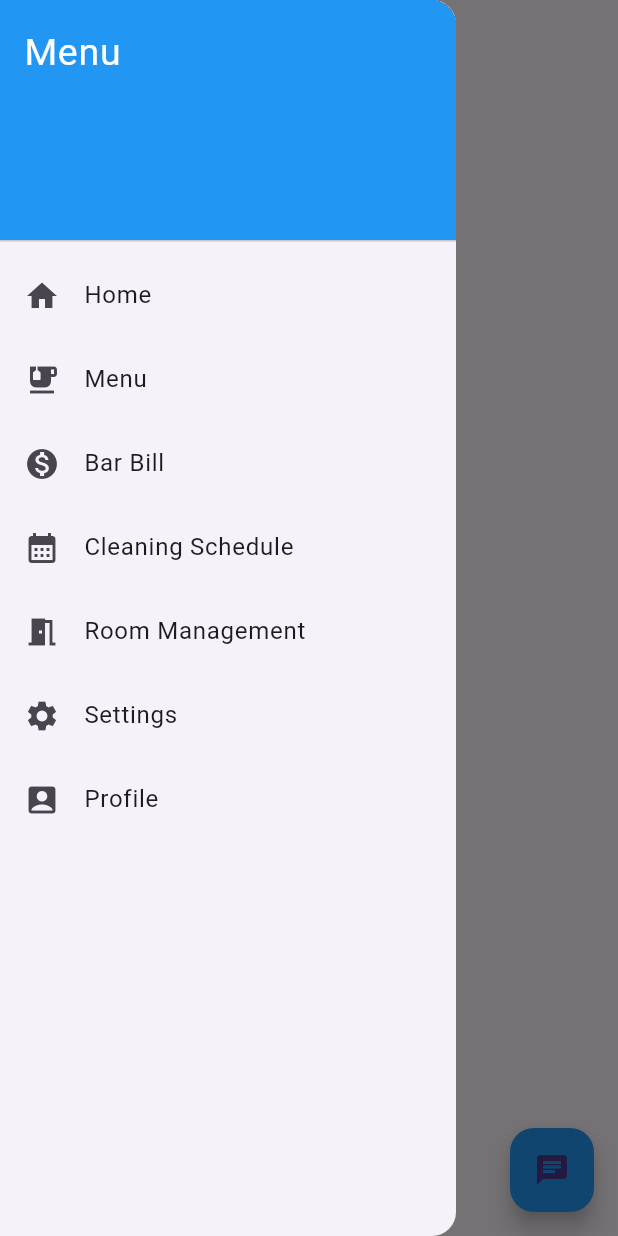
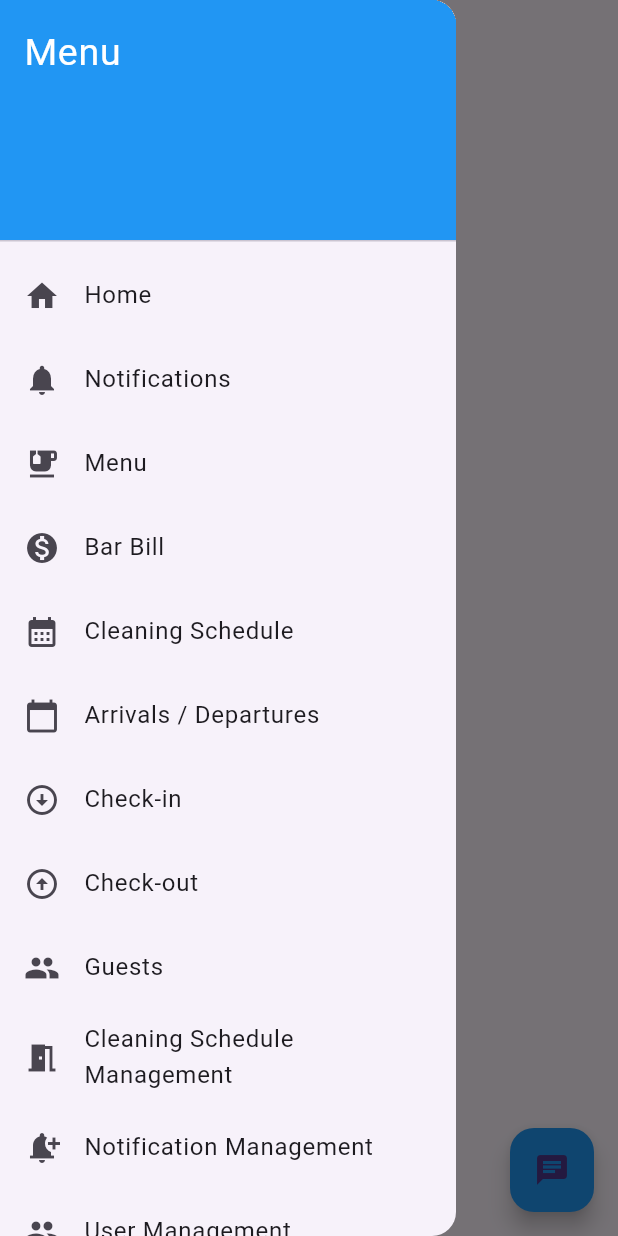
Before and after one commit to Langerais/capstone-pms, a Flutter app: the screen it shows after launch, with the side drawer open, on a phone screen of 412 x 824 dp. Run offline on Flutter 3.47's test engine with Material 3 defaults, Android fonts, the phone set to English and light mode, and no system bars.

Commit message:
Added Arrivals/Departures - Color Marking - Change of Guests; Also added dummy database for now; TODO: Arrows for changing week; Date header; Center by week and no from today; Alligment

```diff
--- a/lib/drawer_menu.dart
+++ b/lib/drawer_menu.dart
@@ -8,8 +8,29 @@ enum UserGroup {
   Bar
 }
 
+class CustomAppBar extends StatelessWidget {
+  final UserGroup userGroup;
 
-List<Widget> getDrawerItems(UserGroup userGroup) {
+  CustomAppBar({required this.userGroup});
+
+  @override
+  Widget build(BuildContext context) {
+    return AppBar(
+      title: Text('Hotel PMS'),
+      actions: [
+        IconButton(
+          icon: Icon(Icons.menu),
+          onPressed: () {
+            // Open the drawer
+            Scaffold.of(context).openDrawer();
+          },
+        ),
+      ],
+    );
+  }
+}
+
+List<Widget> getDrawerItems(UserGroup userGroup, BuildContext context) {
   List<Widget> drawerItems = [
     DrawerHeader(
       child: Text('Menu', style: TextStyle(color: Colors.white, fontSize: 25)),
@@ -19,7 +40,8 @@ List<Widget> getDrawerItems(UserGroup userGroup) {
     ),
   ];
 
-  // Common menu item for all users
+  /////////////////////// Common menu items Top /////////////////////////////////////////////
+  // Home menu item
   drawerItems.add(
     ListTile(
       leading: Icon(Icons.home),
@@ -30,7 +52,20 @@ List<Widget> getDrawerItems(UserGroup userGroup) {
     ),
   );
 
-  if (userGroup == UserGroup.Bar || userGroup == UserGroup.Admin){
+  // Notifications menu item
+  drawerItems.add(
+    ListTile(
+      leading: Icon(Icons.notifications),
+      title: Text('Notifications'),
+      onTap: () {
+        // Navigate to Notifications
+      },
+    ),
+  );
+
+  /////////////////////// Bar-specific menu items /////////////////////////////////////////////
+
+  if (userGroup == UserGroup.Bar || userGroup == UserGroup.Admin || userGroup == UserGroup.Manager){
     drawerItems.add(
       ListTile(
         leading: Icon(Icons.emoji_food_beverage),
@@ -52,6 +87,8 @@ List<Widget> getDrawerItems(UserGroup userGroup) {
     );
   }
 
+  /////////////////////// Cleaning-specific menu items /////////////////////////////////////////////
+
   if (userGroup == UserGroup.Cleaning || userGroup == UserGroup.Admin || userGroup == UserGroup.Manager) {
     drawerItems.add(
       ListTile(
@@ -64,23 +101,103 @@ List<Widget> getDrawerItems(UserGroup userGroup) {
     );
   }
 
+  /////////////////////// Reception-specific menu items /////////////////////////////////////////////
+  if (userGroup == UserGroup.Reception || userGroup == UserGroup.Admin || userGroup == UserGroup.Manager) {
 
-  if (userGroup == UserGroup.Admin) {
-    // Menu items for Staff and Admin
+    drawerItems.add(
+      ListTile(
+        leading: Icon(Icons.calendar_today),
+        title: Text('Arrivals / Departures'),
+        onTap: () {
+          Navigator.pushNamed(context, '/arrivals_departures');
+          // Navigate to Arrivals / Departures
+        },
+      ),
+    );
+
+    drawerItems.add(
+      ListTile(
+        leading: Icon(Icons.arrow_circle_down),
+        title: Text('Check-in'),
+        onTap: () {
+          // Navigate to Check-in
+          Navigator.pop(context);
+        },
+      ),
+    );
+
+    drawerItems.add(
+      ListTile(
+        leading: Icon(Icons.arrow_circle_up),
+        title: Text('Check-out'),
+        onTap: () {
+          // Navigate to Check-out
+        },
+      ),
+    );
+
+    drawerItems.add(
+      ListTile(
+        leading: Icon(Icons.people),
+        title: Text('Guests'),
+        onTap: () {
+          // Navigate to Guests
+        },
+      ),
+    );
+  }
+
+  //////////////////// Manager-specific menu items ///////////////////////////////////////////
+
+  if (userGroup == UserGroup.Manager || userGroup == UserGroup.Admin) {
+    // Menu items for Manager and Admin
     drawerItems.add(
       ListTile(
         leading: Icon(Icons.meeting_room),
-        title: Text('Room Management'),
+        title: Text('Cleaning Schedule Management'),
         onTap: () {
-          // Navigate to Room Management
+          // Navigate to Cleaning Schedule Management
+        },
+      ),
+    );
+
+    drawerItems.add(
+      ListTile(
+        leading: Icon(Icons.notification_add),
+        title: Text('Notification Management'),
+        onTap: () {
+          // Navigate to Notification Management
+        },
+      ),
+    );
+
+    drawerItems.add(
+      ListTile(
+        leading: Icon(Icons.people),
+        title: Text('User Management'),
+        onTap: () {
+          // Navigate to User Management
         },
       ),
     );
     // Add more menu items as needed
   }
 
+  /////////////////// Admin-specific menu items /////////////////////////////////////////////
+
   if (userGroup == UserGroup.Admin) {
-    // Admin-specific menu items
+    // Menu items for Admin
+
+
+
+
+    // Add more menu items as needed
+  }
+
+
+
+    ////////////////// Common menu items Bottom /////////////////////////////////////////////
+
     drawerItems.add(
       ListTile(
         leading: Icon(Icons.settings),
@@ -90,10 +207,7 @@ List<Widget> getDrawerItems(UserGroup userGroup) {
         },
       ),
     );
-  }
 
-  if (userGroup == UserGroup.Admin) {
-    // Admin-specific menu items
     drawerItems.add(
       ListTile(
         leading: Icon(Icons.account_box),
@@ -103,7 +217,19 @@ List<Widget> getDrawerItems(UserGroup userGroup) {
         },
       ),
     );
-  }
+
+  drawerItems.add(
+    ListTile(
+      leading: Icon(Icons.logout),
+      title: Text('Logout'),
+      onTap: () {
+        // Navigate to Logout
+      },
+    ),
+  );
+
+
+
 
   return drawerItems;
 }
--- a/lib/main.dart
+++ b/lib/main.dart
@@ -2,8 +2,9 @@
 
 import 'package:flutter/material.dart';
 import 'drawer_menu.dart';
+import 'arrivals_departures_screen.dart';
 
-UserGroup currentUserGroup = UserGroup.Admin; //Debug Role
+UserGroup userGroup = UserGroup.Admin; //Debug Role
 
 void main() {
   runApp(MyApp());
@@ -20,6 +21,9 @@ class MyApp extends StatelessWidget {
         primarySwatch: Colors.blue,
       ),
       home: MyHomePage(),
+      routes: {
+        '/arrivals_departures': (context) => ArrivalsDeparturesScreen(), //Add route for Arrivals/Departures
+      },
     );
   }
 }
@@ -37,7 +41,7 @@ class MyHomePage extends StatelessWidget {
         child: ListView(
           padding: EdgeInsets.zero,
           children: <Widget>[
-            ...getDrawerItems(currentUserGroup), //Generate items for User
+            ...getDrawerItems(userGroup, context), //Generate items for User
           ],
         ),
       ),
```
Also changed, not shown: lib/arrivals_departures_screen.dart (added, +155 -0 lines), lib/test_db.dart (added, +113 -0 lines).
